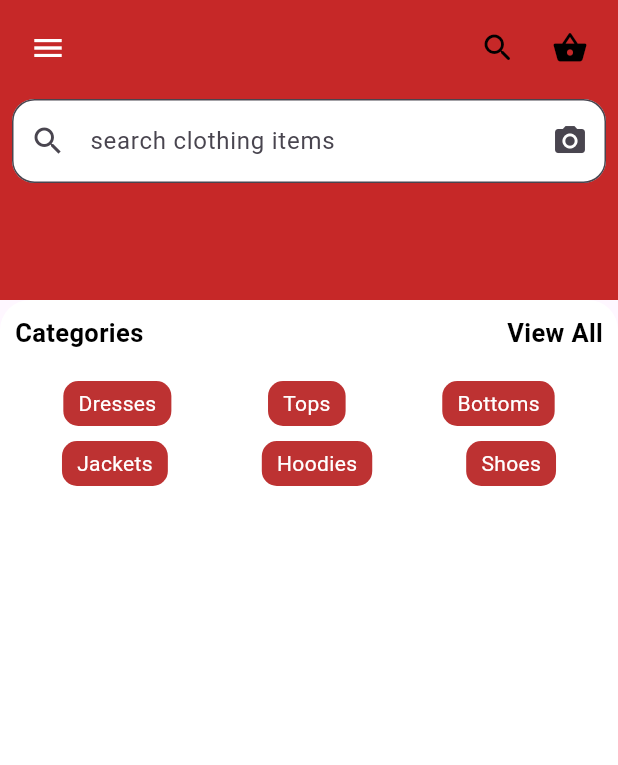
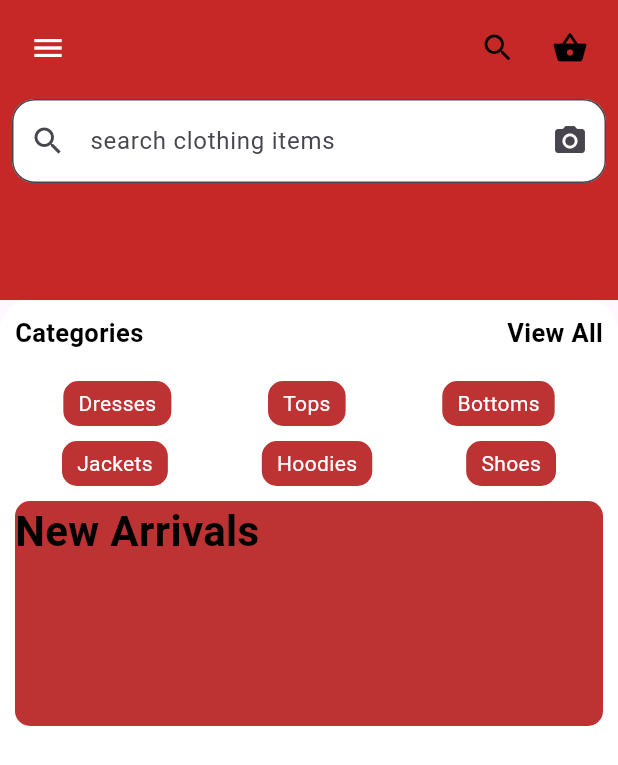
Before and after one commit to Santana-clauss/PLP-dart-projects, a Flutter app: the screen it shows after launch, on a phone screen of 412 x 824 dp. Shown: the top 765 px of the screen. Run offline on Flutter 3.47's test engine with Material 3 defaults, Android fonts, the phone set to English and light mode, and no system bars; our stand-ins replace get, shared_preferences.

Commit message:
updated dashboard

```diff
--- a/course_modules/ECOMMERCE-main/lib/views/screens/dashboard.dart
+++ b/course_modules/ECOMMERCE-main/lib/views/screens/dashboard.dart
@@ -113,13 +113,17 @@ class DashboardPage extends StatelessWidget {
                       CategoryButton('Shoes'),
                     ],
                   ),
-                  Text(
-                    'New Arrivals',
-                    style: TextStyle(
-                      color: Colors.white,
-                      fontSize: 18,
-                      fontWeight: FontWeight.bold,
+                  SizedBox(height: 10,),
+                  Container(
+                    height: 150,
+                    width: 600,
+                    decoration: BoxDecoration(
+                      color: redColor,
+                      borderRadius: BorderRadius.all(Radius.circular(10)),
                     ),
+                    child: customText(label: "New Arrivals",labelColor:blackColor,fontSize: 28,),
+
+
                   ),
                   SizedBox(height: 5),
                   Text(
```
